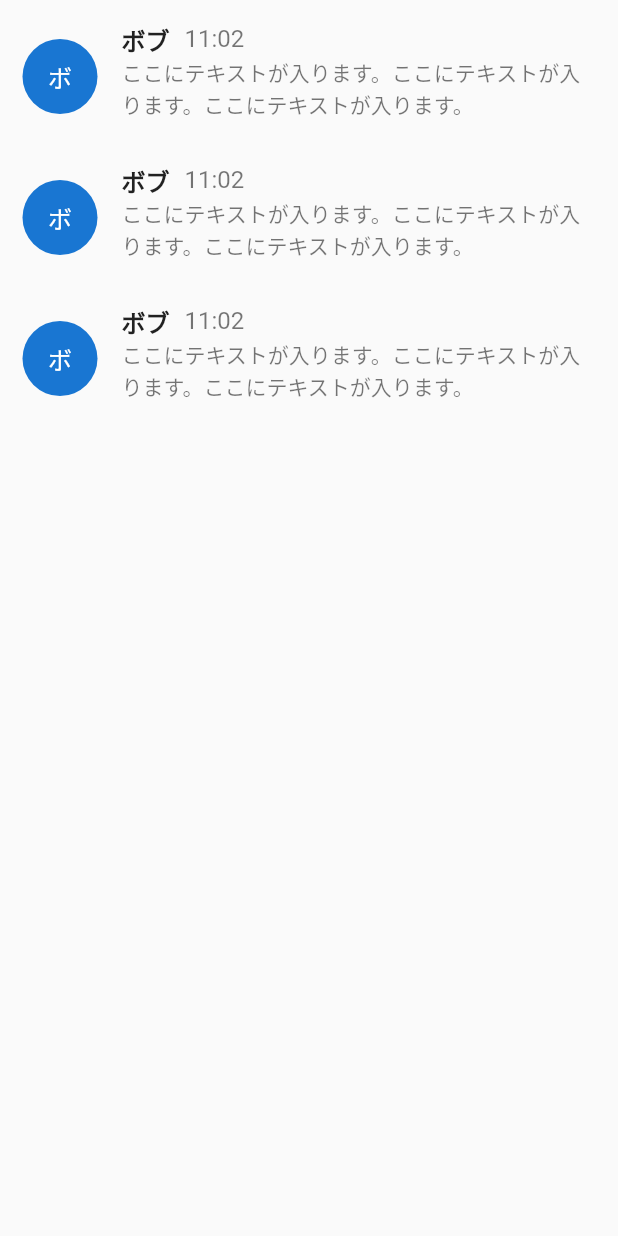
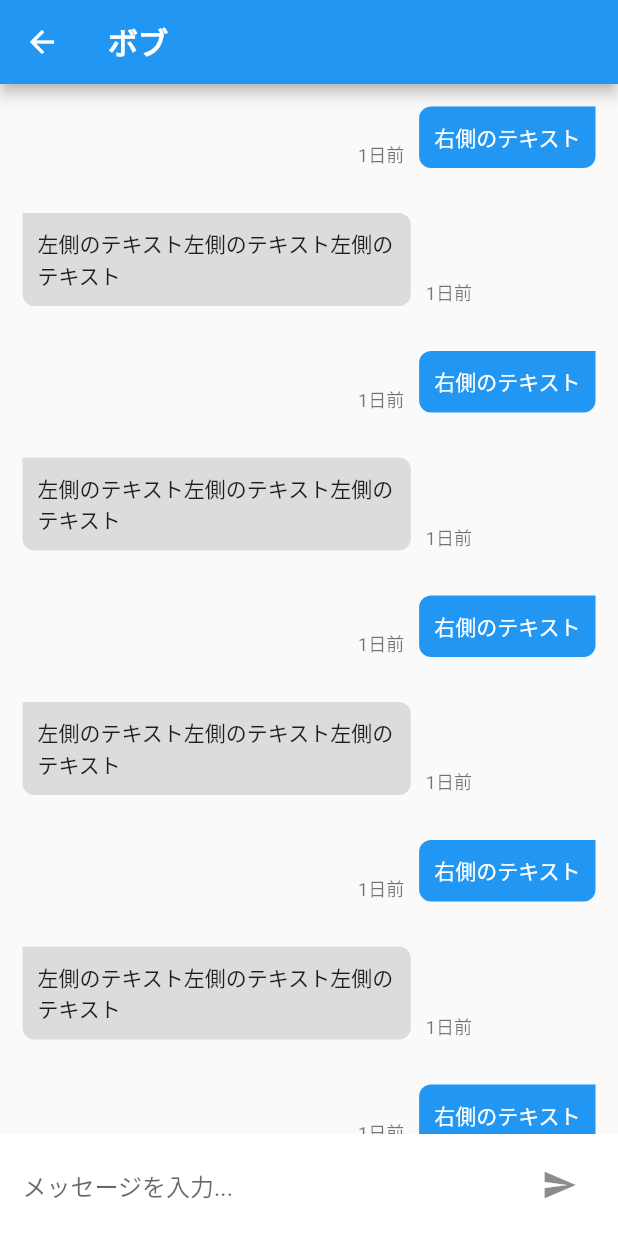
Before and after one commit to ktnydi/taku_tore, a Flutter app: the Chat screen opened directly, after a tap on an icon or button, on a phone screen of 412 x 824 dp. Run offline on Flutter 3.47's test engine with Material 2 defaults, Android fonts, the phone set to English and light mode, and no system bars; our stand-ins replace flutter_rating_bar.

Commit message:
Add chat room page ui

```diff
--- a/lib/chat/chat_page.dart
+++ b/lib/chat/chat_page.dart
@@ -1,4 +1,5 @@
 import 'package:flutter/material.dart';
+import '../chat_room/chat_room_page.dart';
 
 class Chat extends StatelessWidget {
   @override
@@ -63,6 +64,12 @@ class ChatCell extends StatelessWidget {
       ),
       onTap: () {
         // TODO: Add Navigation.
+        Navigator.push(
+          context,
+          MaterialPageRoute(
+            builder: (BuildContext context) => ChatRoom(),
+          ),
+        );
       },
     );
   }
--- /dev/null
+++ b/lib/chat_room/chat_room_page.dart
@@ -0,0 +1,193 @@
+import 'package:flutter/material.dart';
+
+class ChatRoom extends StatefulWidget {
+  @override
+  _ChatRoomState createState() => _ChatRoomState();
+}
+
+class _ChatRoomState extends State<ChatRoom> with TickerProviderStateMixin {
+  @override
+  Widget build(BuildContext context) {
+    return Scaffold(
+      appBar: AppBar(
+        title: Text(
+          'ボブ',
+          style: TextStyle(
+            fontWeight: FontWeight.bold,
+          ),
+        ),
+      ),
+      body: Column(
+        children: <Widget>[
+          Expanded(
+            child: GestureDetector(
+              onTap: () {
+                FocusScope.of(context).unfocus();
+              },
+              child: ListView.builder(
+                itemBuilder: (BuildContext context, int index) {
+                  if (index.isEven) {
+                    return ChatRoomCellRight();
+                  }
+
+                  return ChatRoomCellLeft();
+                },
+                itemCount: 10,
+              ),
+            ),
+          ),
+          SendMessageField(),
+        ],
+      ),
+    );
+  }
+}
+
+class ChatRoomCellRight extends StatelessWidget {
+  @override
+  Widget build(BuildContext context) {
+    return Align(
+      alignment: Alignment.centerRight,
+      child: Container(
+        constraints: BoxConstraints(
+          maxWidth: MediaQuery.of(context).size.width * 0.8,
+        ),
+        padding: EdgeInsets.all(15),
+        child: Row(
+          mainAxisSize: MainAxisSize.min,
+          crossAxisAlignment: CrossAxisAlignment.end,
+          children: <Widget>[
+            Text(
+              '1日前',
+              style: TextStyle(
+                fontSize: 12,
+                color: Colors.black54,
+              ),
+            ),
+            Container(
+              margin: EdgeInsets.only(left: 10),
+              padding: EdgeInsets.all(10),
+              decoration: BoxDecoration(
+                color: Theme.of(context).primaryColor,
+                borderRadius: BorderRadius.only(
+                    topLeft: Radius.circular(8),
+                    bottomRight: Radius.circular(8),
+                    bottomLeft: Radius.circular(8)),
+              ),
+              child: Text(
+                '右側のテキスト',
+                style: TextStyle(
+                  color: Colors.white,
+                ),
+              ),
+            ),
+          ],
+        ),
+      ),
+    );
+  }
+}
+
+class ChatRoomCellLeft extends StatelessWidget {
+  @override
+  Widget build(BuildContext context) {
+    return Align(
+      alignment: Alignment.centerLeft,
+      child: Container(
+        constraints: BoxConstraints(
+          maxWidth: MediaQuery.of(context).size.width * 0.8,
+        ),
+        padding: EdgeInsets.all(15),
+        child: Row(
+          mainAxisSize: MainAxisSize.min,
+          crossAxisAlignment: CrossAxisAlignment.end,
+          children: <Widget>[
+            Flexible(
+              child: Container(
+                margin: EdgeInsets.only(right: 10),
+                padding: EdgeInsets.all(10),
+                decoration: BoxDecoration(
+                  color: Colors.black12,
+                  borderRadius: BorderRadius.only(
+                      topRight: Radius.circular(8),
+                      bottomRight: Radius.circular(8),
+                      bottomLeft: Radius.circular(8)),
+                ),
+                child: Text(
+                  '左側のテキスト左側のテキスト左側のテキスト',
+                  style: TextStyle(
+                    color: Colors.black87,
+                  ),
+                ),
+              ),
+            ),
+            Text(
+              '1日前',
+              style: TextStyle(
+                fontSize: 12,
+                color: Colors.black54,
+              ),
+            ),
+          ],
+        ),
+      ),
+    );
+  }
+}
+
+class SendMessageField extends StatefulWidget {
+  @override
+  _SendMessageFieldState createState() => _SendMessageFieldState();
+}
+
+class _SendMessageFieldState extends State<SendMessageField>
+    with TickerProviderStateMixin {
+  final TextEditingController _messageController = TextEditingController();
+  bool isDisabled = true;
+
+  @override
+  void dispose() {
+    _messageController.dispose();
+    super.dispose();
+  }
+
+  @override
+  Widget build(BuildContext context) {
+    return Container(
+      padding: EdgeInsets.symmetric(horizontal: 15, vertical: 10),
+      color: Colors.white,
+      child: SafeArea(
+        child: Row(
+          children: <Widget>[
+            Expanded(
+              child: TextField(
+                controller: _messageController,
+                decoration: InputDecoration(
+                  border: InputBorder.none,
+                  hintText: 'メッセージを入力...',
+                ),
+                maxLines: null,
+                keyboardType: TextInputType.multiline,
+                onChanged: (value) {
+                  if (value.length == 0) {
+                    setState(() => isDisabled = true);
+                    return;
+                  }
+
+                  setState(() => isDisabled = false);
+                },
+              ),
+            ),
+            IconButton(
+              disabledColor: Colors.black45,
+              color: Colors.orange,
+              icon: Icon(Icons.send),
+              onPressed:
+                  isDisabled ? null : () => print(_messageController.text),
+            ),
+          ],
+        ),
+      ),
+    );
+  }
+}
```
